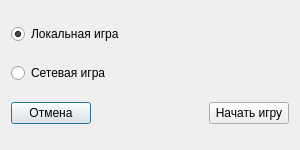
The window that domino/gamemodedialog.ui (SophaGekk/domino) describes before a commit, drawn with Qt 5.
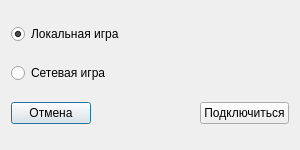
The same window after the commit.

Commit message:
Запись статистики реализована только от хоста - чтобы избежать дублирования записей А если покинул игру не хост обработка записи происходит от игрока который покинул игру
Немного изменена логика сортировки записей в статистике - чем больше очков тем лучше

теперь при выходе в меню (при сетевой игре) появляется окно подтверждения выхода и игровая сессия удаляется

Добавлено ограничение на длину имени - чтобы корректно отображалось

Протестила приложение на убунте. Изменила подключения заголовочных файлов (ошибки в регистрах которые не прощает убунта)

Patch:
```diff
--- a/domino/gamemodedialog.ui
+++ b/domino/gamemodedialog.ui
@@ -56,7 +56,7 @@
      <item>
       <widget class="QPushButton" name="btnStart">
        <property name="text">
-        <string>Начать игру</string>
+        <string>Подключиться</string>
        </property>
       </widget>
      </item>
```
Left out of the diff: 2 changed lines with no effect on the pictures. The commit also changes 122 other files.
